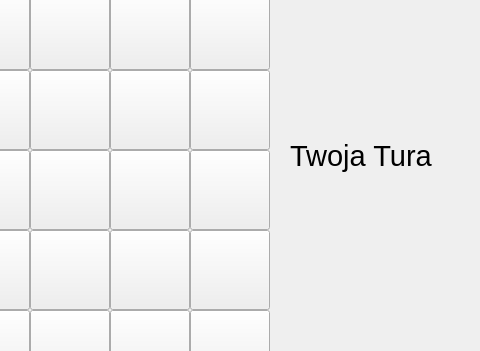
Old version of the form src/mainwindow.ui in the repository WiktorLewicki/Chess; both pictures show x 420 to 900 and y 249 to 600 of the 900 by 800 pixel window.
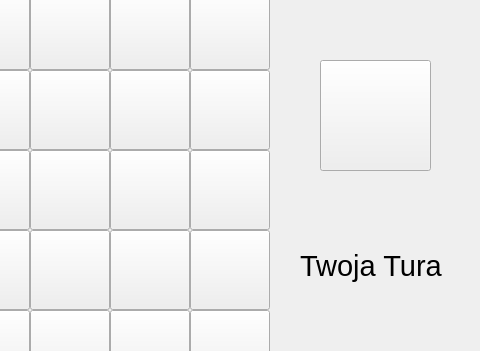
New version of the form. Icons and pictures are not drawn.

The edit to the form file:
```diff
--- a/src/mainwindow.ui
+++ b/src/mainwindow.ui
@@ -1404,8 +1404,8 @@
    <widget class="QLabel" name="label">
     <property name="geometry">
      <rect>
-      <x>710</x>
-      <y>360</y>
+      <x>720</x>
+      <y>470</y>
       <width>181</width>
       <height>51</height>
      </rect>
@@ -1419,6 +1419,26 @@
      <string>Twoja Tura</string>
     </property>
    </widget>
+   <widget class="QPushButton" name="arrow">
+    <property name="geometry">
+     <rect>
+      <x>740</x>
+      <y>290</y>
+      <width>111</width>
+      <height>111</height>
+     </rect>
+    </property>
+    <property name="cursor">
+     <cursorShape>OpenHandCursor</cursorShape>
+    </property>
+    <property name="styleSheet">
+     <string notr="true">border-image: url(:/img/arrow.png)
+</string>
+    </property>
+    <property name="text">
+     <string/>
+    </property>
+   </widget>
   </widget>
   <widget class="QMenuBar" name="menubar">
    <property name="geometry">
```
